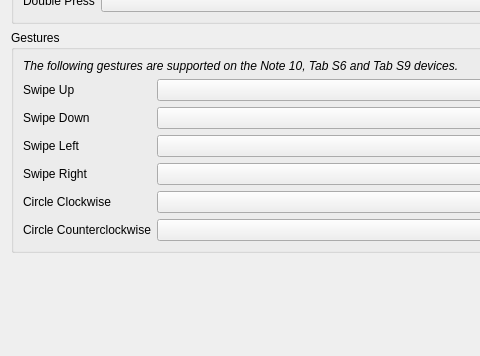
The window that plugins/extensions/spensettings/wdg_spensettings.ui (KDE/krita) describes before a commit, drawn with Qt 5; both pictures show x 0 to 480 and y 132 to 488 of the 601 by 488 pixel window.
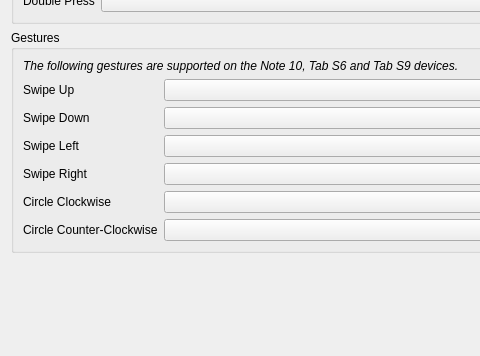
The same window after the commit.

Commit message:
S-Pen: Change to "Circle Counter-Clockwise" matching the action name
Now Krita's UI strings and it's action strings exposed on a system level
should match.

Diff of the .ui file:
```diff
--- a/plugins/extensions/spensettings/wdg_spensettings.ui
+++ b/plugins/extensions/spensettings/wdg_spensettings.ui
@@ -134,7 +134,7 @@
       <item column="0" row="7">
        <widget class="QLabel" name="label_6">
         <property name="text">
-         <string>Circle Counterclockwise</string>
+         <string>Circle Counter-Clockwise</string>
         </property>
        </widget>
       </item>
```
